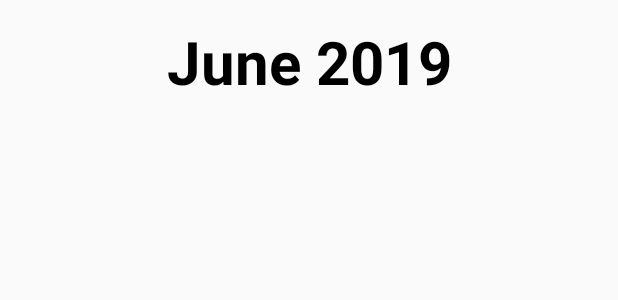
After one commit to atsuko-fukui/PlankChallenge, an Android app: the layout calendar_header.xml on its own in the app's theme, with its tools: preview values and no code run, on a phone screen of 412 x 824 dp. The commit adds this screen. Shown: the top 300 px of the screen. Run offline under Robolectric (Android 15) with nearby library versions, the phone set to English and light mode, and no system bars.

Commit message:
add month header to calendar

```diff
--- /dev/null
+++ b/app/src/main/res/layout/calendar_header.xml
@@ -0,0 +1,17 @@
+<?xml version="1.0" encoding="utf-8"?>
+<LinearLayout xmlns:android="http://schemas.android.com/apk/res/android"
+    xmlns:tools="http://schemas.android.com/tools"
+    android:layout_width="match_parent"
+    android:layout_height="wrap_content"
+    android:orientation="vertical"
+    android:paddingTop="14dp">
+
+    <TextView
+        android:id="@+id/monthText"
+        style="@style/BlackBigBoldFont"
+        android:layout_width="match_parent"
+        android:layout_height="wrap_content"
+        android:gravity="center"
+        android:layout_marginBottom="10dp"
+        tools:text="June 2019" />
+</LinearLayout>
--- a/app/src/main/res/layout/fragment_record.xml
+++ b/app/src/main/res/layout/fragment_record.xml
@@ -10,6 +10,9 @@
         android:layout_width="0dp"
         android:layout_height="wrap_content"
         app:cv_dayViewResource="@layout/calendar_day_layout"
+        app:cv_monthHeaderResource="@layout/calendar_header"
+        app:cv_orientation="horizontal"
+        app:cv_scrollMode="paged"
         app:layout_constraintStart_toStartOf="parent"
         app:layout_constraintBottom_toBottomOf="parent"
         app:layout_constraintTop_toTopOf="parent"
--- a/app/src/main/res/values/styles.xml
+++ b/app/src/main/res/values/styles.xml
@@ -17,4 +17,10 @@
         <item name="android:textSize">16sp</item>
         <item name="android:textColor">@android:color/black</item>
     </style>
+
+    <style name="BlackBigBoldFont">
+        <item name="android:textSize">40sp</item>
+        <item name="android:textColor">@android:color/black</item>
+        <item name="android:textStyle">bold</item>
+    </style>
 </resources>
```
Also changed, not shown: app/src/main/java/com/example/muumuu/plankchallenge/RecordFragment.kt (+18 -2 lines).
